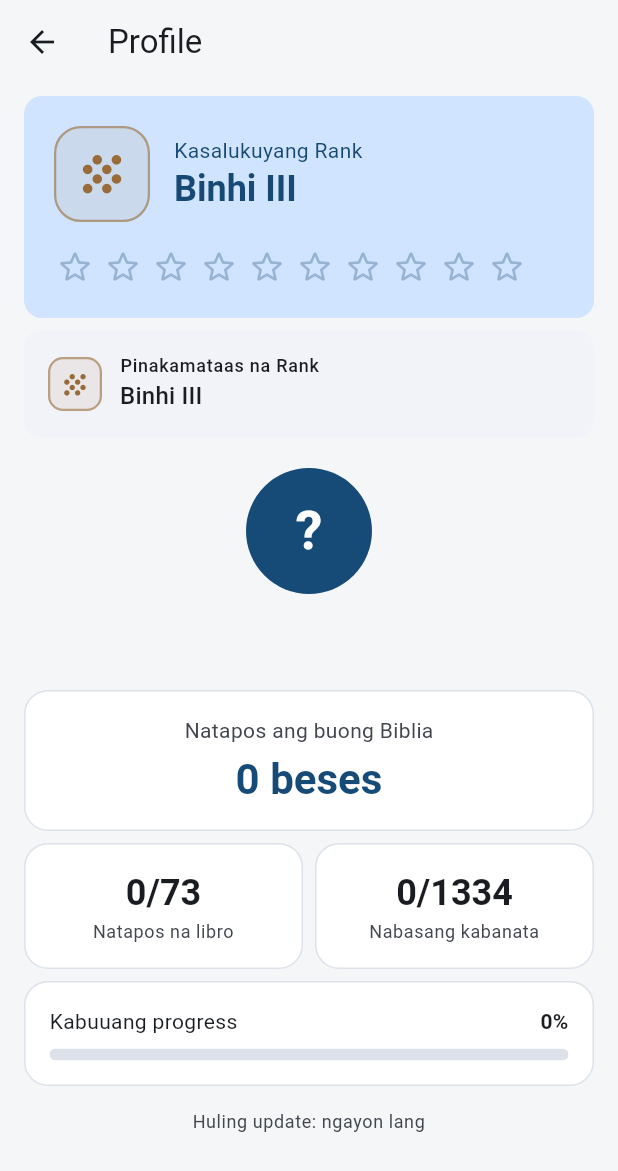
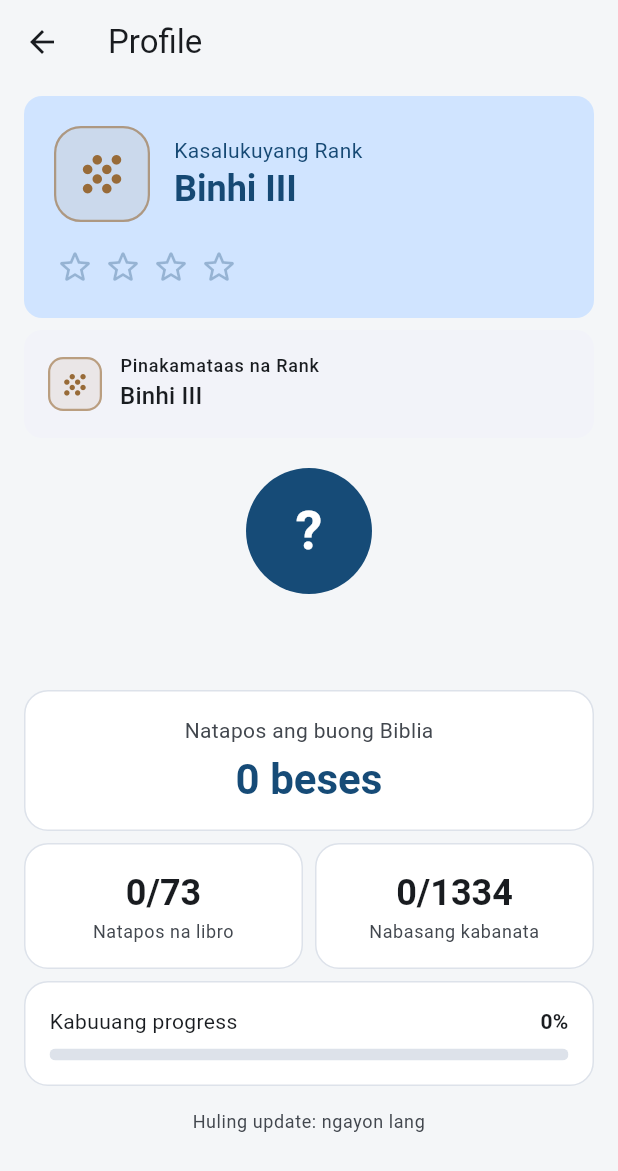
Before and after one commit to dyeybee1/bible-track, a Flutter app: the PublicProfileScreen screen opened directly with empty values, on a phone screen of 412 x 824 dp. Shown: the top 1171 px of the screen. Run offline on Flutter 3.47's test engine with Material 3 defaults, Android fonts, the phone set to English and light mode, and no system bars; our stand-ins replace cloud_firestore, firebase_auth, firebase_core, google_sign_in, hive_ce, hive_ce_flutter; accounts and stored records are empty.

Commit message:
adjust the stars from ranking from 10 to 4

```diff
--- a/lib/data/rank_system.dart
+++ b/lib/data/rank_system.dart
@@ -1,46 +1,46 @@
-/// The only source of tier names and star requirements. Starts are calculated
-/// from the preceding tiers, so tuning a requirement updates the whole ladder.
+const kStarsPerDivision = 4;
+
+/// The single source of tier names and division counts. All thresholds are
+/// derived from this list; zero divisions denotes the unlimited top tier.
 const rankLadder = <RankTier>[
-  RankTier('Binhi', 'Seed', 10),
-  RankTier('Usbong', 'Sprout', 15),
-  RankTier('Halaman', 'Plant', 25),
-  RankTier('Puno', 'Tree', 40),
-  RankTier('Ubasan', 'Vineyard', 60),
-  RankTier('Alagad', 'Disciple', 90),
-  RankTier('Propeta', 'Prophet', 120),
-  RankTier('Salita ng Buhay', 'Word of Life', null),
+  RankTier('Binhi', 'Seed', 3),
+  RankTier('Usbong', 'Sprout', 3),
+  RankTier('Halaman', 'Plant', 4),
+  RankTier('Puno', 'Tree', 4),
+  RankTier('Ubasan', 'Vineyard', 5),
+  RankTier('Alagad', 'Disciple', 5),
+  RankTier('Apostol', 'Apostle', 5),
+  RankTier('Propeta', 'Prophet', 5),
+  RankTier('Salita ng Buhay', 'Word of Life', 0),
 ];
 
 class RankTier {
-  const RankTier(this.nameFil, this.nameEn, this.starsPerDivision);
+  const RankTier(this.nameFil, this.nameEn, this.divisions);
 
   final String nameFil;
   final String nameEn;
 
-  /// null denotes the unlimited top tier.
-  final int? starsPerDivision;
+  final int divisions;
 }
 
-enum RankDivision { iii, ii, i }
+enum RankDivision { v, iv, iii, ii, i }
 
 class RankInfo {
   const RankInfo({
     required this.tier,
     required this.division,
     required this.starsInDivision,
-    required this.starsForDivision,
-    required this.starsNeededForNext,
-    required this.progress,
+    this.topStars = 0,
   });
 
   final RankTier tier;
   final RankDivision? division;
+
+  /// Filled slots in a finite division; zero in the unlimited top tier.
   final int starsInDivision;
-
-  /// Zero in the unlimited top tier, where there is no next division.
-  final int starsForDivision;
-  final int starsNeededForNext;
-  final double progress;
+  final int topStars;
+  int get starsPerDivision => kStarsPerDivision;
+  bool get isTopTier => division == null;
 
   bool isHigherThan(RankInfo other) {
     final tierIndex = rankLadder.indexOf(tier);
@@ -54,35 +54,32 @@ class RankInfo {
 }
 
 /// Stars are lifetime chapters. Negative input is treated as zero.
-/// In the top tier, starsInDivision counts stars since entering that tier,
-/// progress is 1, and both starsForDivision and starsNeededForNext are zero.
-RankInfo rankForStars(int stars) {
-  var remaining = stars < 0 ? 0 : stars;
+/// A full division keeps its four stars until the next chapter promotes it.
+RankInfo rankForStars(int s) {
+  final stars = s < 0 ? 0 : s;
+  var divisionIndex = stars == 0 ? 0 : (stars - 1) ~/ kStarsPerDivision;
+  var precedingDivisions = 0;
   for (final tier in rankLadder) {
-    final required = tier.starsPerDivision;
-    if (required == null) {
+    if (tier.divisions == 0) {
       return RankInfo(
         tier: tier,
         division: null,
-        starsInDivision: remaining,
-        starsForDivision: 0,
-        starsNeededForNext: 0,
-        progress: 1,
+        starsInDivision: 0,
+        topStars: stars - precedingDivisions * kStarsPerDivision,
       );
     }
-    final tierStars = required * RankDivision.values.length;
-    if (remaining < tierStars) {
-      final inDivision = remaining % required;
+    if (divisionIndex < tier.divisions) {
       return RankInfo(
         tier: tier,
-        division: RankDivision.values[remaining ~/ required],
-        starsInDivision: inDivision,
-        starsForDivision: required,
-        starsNeededForNext: required - inDivision,
-        progress: inDivision / required,
+        division:
+            RankDivision.values[RankDivision.values.length -
+                tier.divisions +
+                divisionIndex],
+        starsInDivision: stars == 0 ? 0 : ((stars - 1) % kStarsPerDivision) + 1,
       );
     }
-    remaining -= tierStars;
+    divisionIndex -= tier.divisions;
+    precedingDivisions += tier.divisions;
   }
   throw StateError('The rank ladder must end with an unlimited tier.');
 }
--- a/lib/features/rank/rank_badge.dart
+++ b/lib/features/rank/rank_badge.dart
@@ -19,6 +19,7 @@ class RankBadge extends StatelessWidget {
       (Icons.park_outlined, Color(0xFF2777A2)),
       (Icons.spa_outlined, Color(0xFF8255B4)),
       (Icons.shield_outlined, Color(0xFFB16B23)),
+      (Icons.explore_outlined, Color(0xFF5364B5)),
       (Icons.auto_awesome, Color(0xFFBD496A)),
       (Icons.auto_stories, Color(0xFFC09824)),
     ][rankLadder.indexOf(tier)];
--- a/lib/features/rank/rank_cards.dart
+++ b/lib/features/rank/rank_cards.dart
@@ -50,11 +50,7 @@ class CurrentRankCard extends StatelessWidget {
               ],
             ),
             const SizedBox(height: 16),
-            StarProgress(
-              rank: rank,
-              totalStars: stars,
-              color: scheme.onPrimaryContainer,
-            ),
+            StarProgress(rank: rank, color: scheme.onPrimaryContainer),
           ],
         ),
       ),
--- a/lib/l10n/strings.dart
+++ b/lib/l10n/strings.dart
@@ -123,6 +123,8 @@ class Strings {
   // ---- profile ----
   String rankTierName(RankTier tier) => _t(tier.nameFil, tier.nameEn);
   String rankDivision(RankDivision division) => switch (division) {
+    RankDivision.v => _t('V', 'V'),
+    RankDivision.iv => _t('IV', 'IV'),
     RankDivision.iii => _t('III', 'III'),
     RankDivision.ii => _t('II', 'II'),
     RankDivision.i => _t('I', 'I'),
@@ -132,8 +134,6 @@ class Strings {
       : '${rankTierName(rank.tier)} ${rankDivision(rank.division!)}';
   String get currentRank => _t('Kasalukuyang Rank', 'Current Rank');
   String get highestRank => _t('Pinakamataas na Rank', 'Highest Rank');
-  String rankStarProgress(int stars, int total) =>
-      _t('$stars / $total bituin', '$stars / $total stars');
   String rankStars(int stars) =>
       _t('$stars bituin', stars == 1 ? '1 star' : '$stars stars');
   String get rankUpTitle => _t('Bagong rank!', 'New rank!');
@@ -319,7 +319,8 @@ class Strings {
   String get finishersShowAll => _t('Tingnan lahat', 'See all');
 
   // ---- star change screen ----
-  String get starGainTitle => _t('Nakakuha ka ng bituin!', 'You earned a star!');
+  String get starGainTitle =>
+      _t('Nakakuha ka ng bituin!', 'You earned a star!');
   String get starLossTitle => _t('Nabawasan ng 1 star', 'You lost 1 star');
   String starRankUp(String rankName) =>
       _t('Umakyat ka sa $rankName!', 'You ranked up to $rankName!');
--- a/lib/widgets/star_progress.dart
+++ b/lib/widgets/star_progress.dart
@@ -3,101 +3,36 @@ import 'package:flutter/material.dart';
 import '../data/rank_system.dart';
 import '../settings_scope.dart';
 
-/// Shared star-progress widget used in [StarChangeScreen], profile cards, etc.
-///
-/// Rules:
-/// * **Top tier** (division == null): shows the raw [totalStars] count as text.
-/// * **≤ 10 stars per division**: a row of star icons (filled / outline).
-/// * **> 10 stars per division**: a [LinearProgressIndicator] with a "x / y" label.
-///
-/// Pass [highlightIndex] to light up a specific star in the row (used for
-/// the "new star flies in" animation parent – the parent replaces that star
-/// with its own animated widget, so [highlightIndex] just keeps the slot empty).
+/// Four star slots for every finite division, or the unlimited top-tier count.
 class StarProgress extends StatelessWidget {
-  const StarProgress({
-    super.key,
-    required this.rank,
-    this.totalStars,
-    this.overrideFilled,
-    this.color,
-  });
+  const StarProgress({super.key, required this.rank, this.color});
 
   final RankInfo rank;
-
-  /// Required for the top-tier display (shows raw star count).
-  final int? totalStars;
-
-  /// If set, draws this many filled stars instead of [rank.starsInDivision].
-  /// Useful for animating the bar/row to a transient state.
-  final int? overrideFilled;
-
-  /// Icon / bar colour. Defaults to [ColorScheme.primary].
   final Color? color;
 
   @override
   Widget build(BuildContext context) {
-    final scheme = Theme.of(context).colorScheme;
-    final strings = context.s;
-    final c = color ?? scheme.primary;
-
-    // ── Top tier ──────────────────────────────────────────────────────────────
-    if (rank.division == null) {
-      final stars = totalStars ?? rank.starsInDivision;
+    final c = color ?? Theme.of(context).colorScheme.primary;
+    if (rank.isTopTier) {
       return Text(
-        strings.rankStars(stars),
-        style: TextStyle(
-          fontSize: 18,
-          fontWeight: FontWeight.w700,
-          color: c,
-        ),
+        context.s.rankStars(rank.topStars),
+        style: TextStyle(fontSize: 18, fontWeight: FontWeight.w700, color: c),
       );
     }
-
-    final filled = overrideFilled ?? rank.starsInDivision;
-    final total = rank.starsForDivision;
-
-    // ── Star row (≤ 10 per division) ─────────────────────────────────────────
-    if (total <= 10) {
-      return ExcludeSemantics(
-        child: Wrap(
-          spacing: 4,
-          runSpacing: 4,
-          children: [
-            for (var i = 0; i < total; i++)
-              Icon(
-                i < filled ? Icons.star_rounded : Icons.star_outline_rounded,
-                size: 28,
-                color: i < filled ? c : c.withAlpha(80),
-              ),
-          ],
-        ),
-      );
-    }
-
-    // ── Progress bar (> 10 per division) ─────────────────────────────────────
-    final ratio = (filled / total).clamp(0.0, 1.0);
-    return Column(
-      crossAxisAlignment: CrossAxisAlignment.start,
+    return Row(
       mainAxisSize: MainAxisSize.min,
       children: [
-        ClipRRect(
-          borderRadius: BorderRadius.circular(8),
-          child: LinearProgressIndicator(
-            value: ratio,
-            minHeight: 10,
-            backgroundColor: c.withAlpha(40),
-            valueColor: AlwaysStoppedAnimation<Color>(c),
+        for (var i = 0; i < kStarsPerDivision; i++)
+          Padding(
+            padding: const EdgeInsets.only(right: 4),
+            child: Icon(
+              i < rank.starsInDivision
+                  ? Icons.star_rounded
+                  : Icons.star_outline_rounded,
+              size: 28,
+              color: i < rank.starsInDivision ? c : c.withAlpha(80),
+            ),
           ),
-        ),
-        const SizedBox(height: 6),
-        Text(
-          strings.rankStarProgress(filled, total),
-          style: TextStyle(
-            fontSize: 13,
-            fontWeight: FontWeight.w600,
-            color: c,
-          ),
-        ),
       ],
     );
   }
```
Also changed, not shown: lib/features/rank/star_change_screen.dart (+190 -195 lines), 6 other files.
